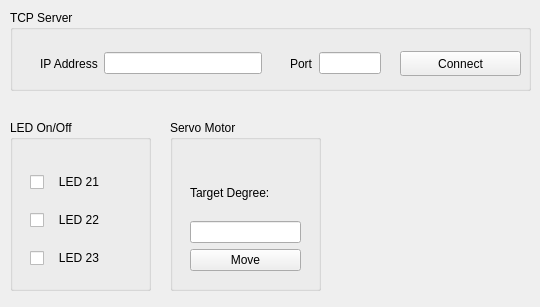
Above: 11_ESP32/09_TCPserver/09_TCP_SocketClientGUI.ui from JangHyeongJun-0523/AddInEdu2024 before the change. Below: the same form after it.
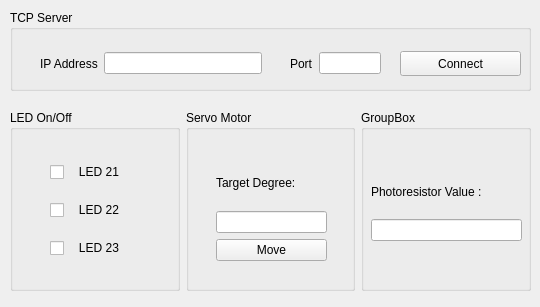
That is the form after the change.

Diff of the .ui file:
```diff
--- a/11_ESP32/09_TCPserver/09_TCP_SocketClientGUI.ui
+++ b/11_ESP32/09_TCPserver/09_TCP_SocketClientGUI.ui
@@ -83,22 +83,25 @@
     </layout>
    </widget>
   </widget>
+  <widget class="QWidget" name="">
+   <property name="geometry">
+    <rect>
+     <x>10</x>
+     <y>110</y>
+     <width>521</width>
+     <height>181</height>
+    </rect>
+   </property>
+   <layout class="QHBoxLayout" name="horizontalLayout_3">
+    <item>
   <widget class="QGroupBox" name="groupBox_2">
-   <property name="geometry">
-    <rect>
-     <x>10</x>
-     <y>120</y>
-     <width>141</width>
-     <height>171</height>
-    </rect>
-   </property>
    <property name="title">
     <string>LED On/Off</string>
    </property>
    <widget class="QWidget" name="layoutWidget">
     <property name="geometry">
      <rect>
-      <x>20</x>
+         <x>40</x>
       <y>40</y>
       <width>101</width>
       <height>121</height>
@@ -132,22 +135,16 @@
     </layout>
    </widget>
   </widget>
+    </item>
+    <item>
   <widget class="QGroupBox" name="groupBox_3">
-   <property name="geometry">
-    <rect>
-     <x>170</x>
-     <y>120</y>
-     <width>151</width>
-     <height>171</height>
-    </rect>
-   </property>
    <property name="title">
     <string>Servo Motor</string>
    </property>
    <widget class="QWidget" name="">
     <property name="geometry">
      <rect>
-      <x>20</x>
+         <x>30</x>
       <y>50</y>
       <width>111</width>
       <height>101</height>
@@ -173,6 +170,38 @@
      </item>
     </layout>
    </widget>
+     </widget>
+    </item>
+    <item>
+     <widget class="QGroupBox" name="groupBox_4">
+      <property name="title">
+       <string>GroupBox</string>
+      </property>
+      <widget class="QWidget" name="">
+       <property name="geometry">
+        <rect>
+         <x>10</x>
+         <y>60</y>
+         <width>151</width>
+         <height>71</height>
+        </rect>
+       </property>
+       <layout class="QVBoxLayout" name="verticalLayout_3">
+        <item>
+         <widget class="QLabel" name="label_4">
+          <property name="text">
+           <string>Photoresistor Value :</string>
+          </property>
+         </widget>
+        </item>
+        <item>
+         <widget class="QLineEdit" name="photoresistor"/>
+        </item>
+       </layout>
+      </widget>
+     </widget>
+    </item>
+   </layout>
   </widget>
  </widget>
  <resources/>
```
Lines whose indentation alone changed are shown as unchanged.
